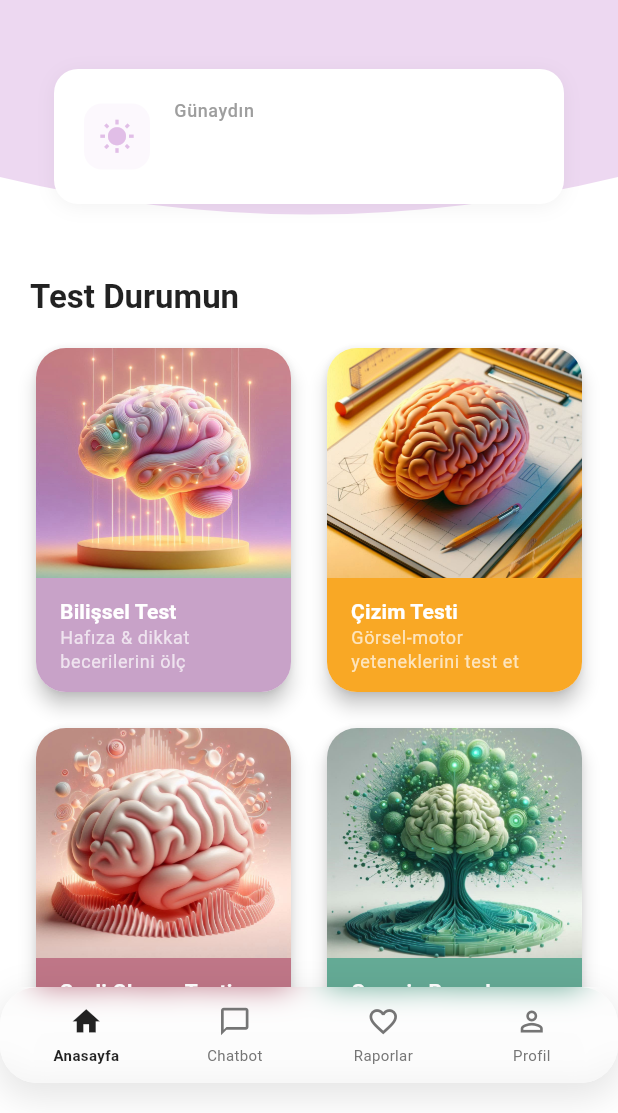
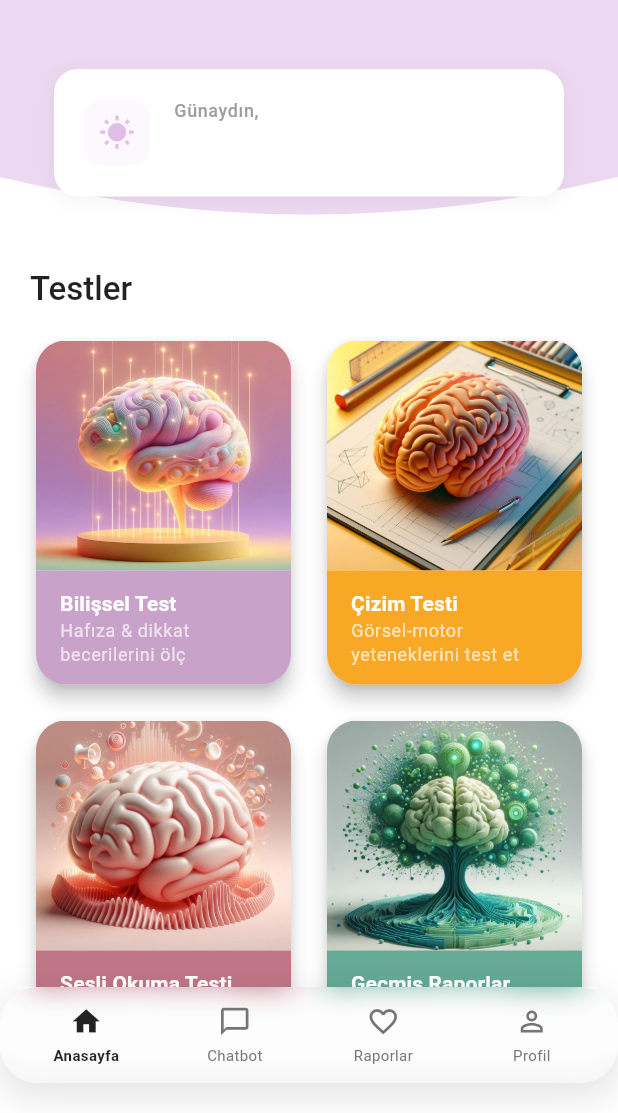
Before and after one commit to BBBeyza/YZTA_YapayZeka_Grup-132, a Flutter app: the HomeScreen screen opened directly, on a phone screen of 412 x 824 dp, the part 123-1236 px from its top. Run offline on Flutter 3.47's test engine with Material 3 defaults, Android fonts, the phone set to English and light mode, and no system bars; our stand-ins replace audioplayers, chewie, cloud_firestore, firebase_auth, firebase_core, flutter_dotenv and 5 more; missing offline and left inert: record; accounts and stored records are empty; network calls fail; project files that could hold a hidden picture were left out.

Commit message:
Last update

```diff
--- a/frontend/lib/screens/audio_test_screen.dart
+++ b/frontend/lib/screens/audio_test_screen.dart
@@ -122,7 +122,6 @@ class _ReadingTestScreenState extends State<ReadingTestScreen>
 
     if (micStatus != PermissionStatus.granted ||
         storageStatus != PermissionStatus.granted) {
-      _showCustomSnackBar('Mikrofon ve depolama izinleri gerekli.', false);
     }
   }
 
--- a/frontend/lib/screens/homePage.dart
+++ b/frontend/lib/screens/homePage.dart
@@ -196,13 +196,13 @@ Widget _buildGreetingSectionModern(BuildContext context) {
   IconData greetingIcon;
 
   if (hour < 12) {
-    greeting = 'Günaydın';
+    greeting = 'Günaydın,';
     greetingIcon = Icons.wb_sunny;
   } else if (hour < 17) {
-    greeting = 'İyi öğleden sonralar';
+    greeting = 'İyi günler,';
     greetingIcon = Icons.wb_sunny_outlined;
   } else {
-    greeting = 'İyi akşamlar';
+    greeting = 'İyi akşamlar,';
     greetingIcon = Icons.brightness_3;
   }
 
@@ -250,7 +250,8 @@ Widget _buildGreetingSectionModern(BuildContext context) {
               Text(
                 userName,
                 style: Theme.of(context).textTheme.headlineSmall?.copyWith(
-                  fontWeight: FontWeight.bold,
+                  fontWeight: FontWeight.w500,
+                  fontSize: 20,
                   color: const Color(0xFF2E2E2E),
                 ),
               ),
@@ -267,9 +268,9 @@ Widget _buildGreetingSectionModern(BuildContext context) {
       crossAxisAlignment: CrossAxisAlignment.start,
       children: [
         Text(
-          'Test Durumun',
+          'Testler',
           style: Theme.of(context).textTheme.titleLarge?.copyWith(
-            fontWeight: FontWeight.bold,
+            fontWeight: FontWeight.w500,
             color: Colors.black87,
           ),
         ),
```
Also changed, not shown: frontend/lib/screens/cognitive_test.dart (+25 -2 lines), 6 other files.
